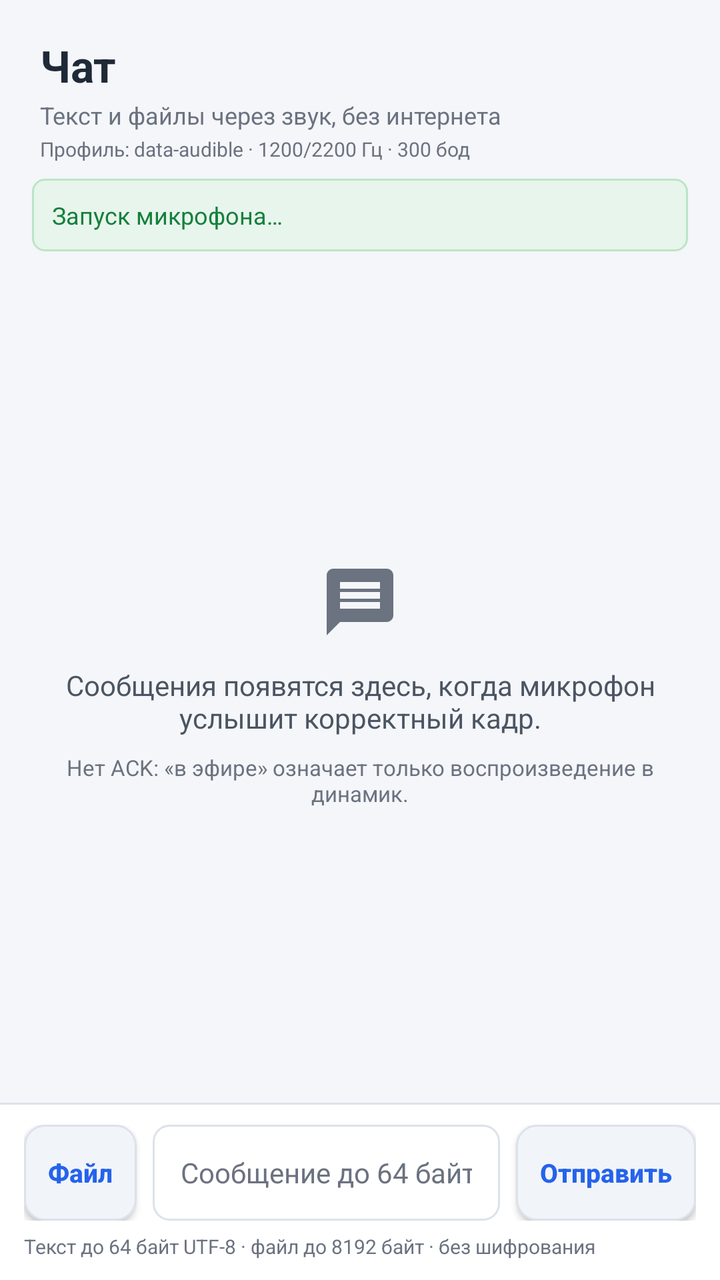
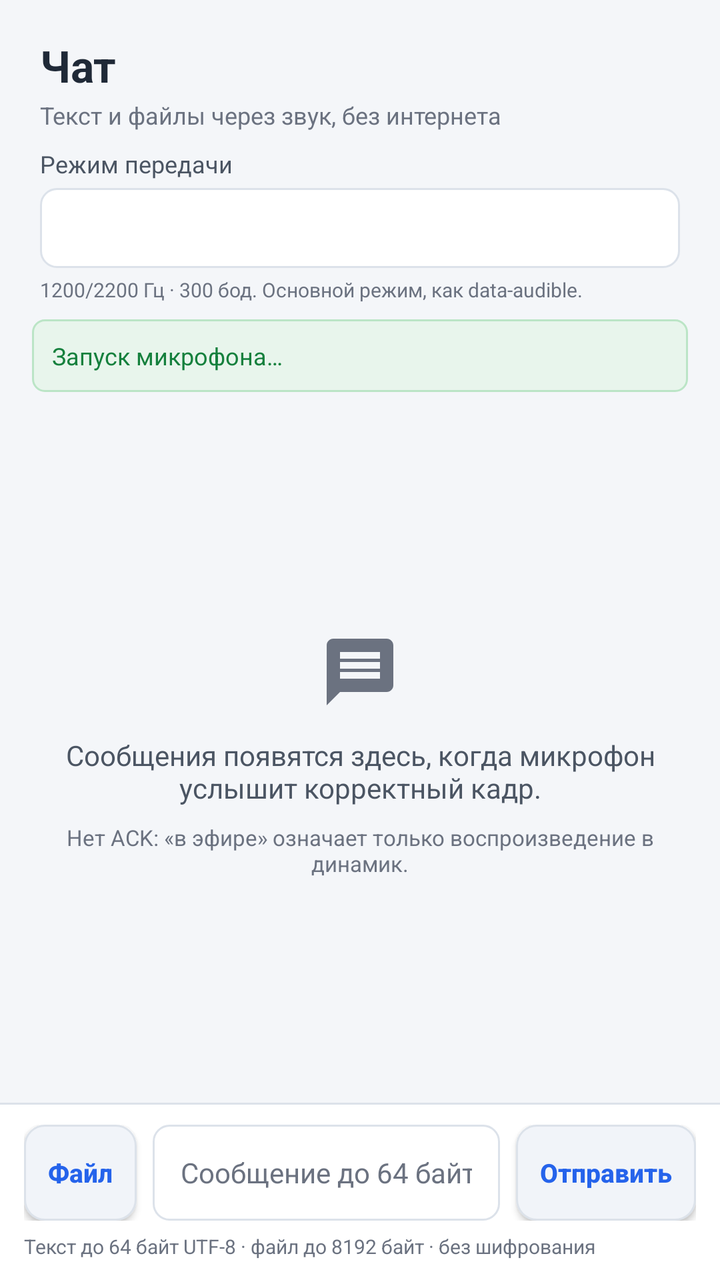

Two renders of the same Android screen: before a commit and after it. Below are the layout's source before the change and the commit's diff.
<!-- AndroidManifest.xml: application theme Theme.SilentNetwork -->
<!-- res/layout/fragment_messenger.xml -->
<?xml version="1.0" encoding="utf-8"?>
<LinearLayout xmlns:android="http://schemas.android.com/apk/res/android"
    android:layout_width="match_parent"
    android:layout_height="match_parent"
    android:background="@color/bg_canvas"
    android:orientation="vertical">

    <LinearLayout
        android:layout_width="match_parent"
        android:layout_height="wrap_content"
        android:orientation="vertical"
        android:paddingStart="20dp"
        android:paddingTop="18dp"
        android:paddingEnd="20dp"
        android:paddingBottom="8dp">

        <TextView
            android:layout_width="wrap_content"
            android:layout_height="wrap_content"
            android:text="@string/messenger_title"
            android:textColor="@color/text_primary"
            android:textSize="22sp"
            android:textStyle="bold" />

        <TextView
            android:layout_width="wrap_content"
            android:layout_height="wrap_content"
            android:layout_marginTop="2dp"
            android:text="@string/messenger_subtitle"
            android:textColor="@color/text_muted"
            android:textSize="12sp" />

        <TextView
            android:layout_width="wrap_content"
            android:layout_height="wrap_content"
            android:layout_marginTop="2dp"
            android:text="@string/messenger_profile_fixed"
            android:textColor="@color/text_muted"
            android:textSize="10sp" />
    </LinearLayout>

    <LinearLayout
        android:id="@+id/ll_chat_status"
        android:layout_width="match_parent"
        android:layout_height="wrap_content"
        android:layout_marginStart="16dp"
        android:layout_marginEnd="16dp"
        android:layout_marginBottom="8dp"
        android:background="@drawable/bg_badge_ready"
        android:gravity="center_vertical"
        android:orientation="horizontal"
        android:padding="10dp">

        <TextView
            android:id="@+id/tv_chat_status"
            android:layout_width="match_parent"
            android:layout_height="wrap_content"
            android:text="@string/messenger_status_starting"
            android:textColor="@color/accent_emerald"
            android:textSize="12sp" />
    </LinearLayout>

    <FrameLayout
        android:layout_width="match_parent"
        android:layout_height="0dp"
        android:layout_weight="1">

        <ScrollView
            android:id="@+id/scroll_messages"
            android:layout_width="match_parent"
            android:layout_height="match_parent"
            android:fillViewport="true"
            android:overScrollMode="ifContentScrolls">

            <LinearLayout
                android:id="@+id/ll_messages"
                android:layout_width="match_parent"
                android:layout_height="wrap_content"
                android:orientation="vertical"
                android:paddingStart="14dp"
                android:paddingTop="6dp"
                android:paddingEnd="14dp"
                android:paddingBottom="10dp" />
        </ScrollView>

        <LinearLayout
            android:id="@+id/ll_empty_state"
            android:layout_width="match_parent"
            android:layout_height="match_parent"
            android:gravity="center"
            android:orientation="vertical"
            android:padding="32dp">

            <ImageView
                android:layout_width="40dp"
                android:layout_height="40dp"
                android:contentDescription="@string/messenger_title"
                android:src="@drawable/ic_tab_chat"
                android:tint="@color/text_muted" />

            <TextView
                android:layout_width="wrap_content"
                android:layout_height="wrap_content"
                android:layout_marginTop="12dp"
                android:gravity="center"
                android:text="@string/messenger_empty_hint"
                android:textColor="@color/text_secondary"
                android:textSize="14sp" />

            <TextView
                android:layout_width="wrap_content"
                android:layout_height="wrap_content"
                android:layout_marginTop="8dp"
                android:gravity="center"
                android:text="@string/messenger_no_fake_delivery"
                android:textColor="@color/text_muted"
                android:textSize="11sp" />
        </LinearLayout>
    </FrameLayout>

    <LinearLayout
        android:id="@+id/ll_playback"
        android:layout_width="match_parent"
        android:layout_height="wrap_content"
        android:background="@color/bg_surface_elevated"
        android:gravity="center_vertical"
        android:orientation="horizontal"
        android:paddingStart="16dp"
        android:paddingTop="8dp"
        android:paddingEnd="12dp"
        android:paddingBottom="8dp"
        android:visibility="gone">

        <ProgressBar
            android:id="@+id/progress_playback"
            style="?android:attr/progressBarStyleHorizontal"
            android:layout_width="0dp"
            android:layout_height="wrap_content"
            android:layout_weight="1"
            android:max="100"
            android:progress="0" />

        <TextView
            android:id="@+id/tv_playback"
            android:layout_width="wrap_content"
            android:layout_height="wrap_content"
            android:layout_marginStart="10dp"
            android:text="@string/messenger_tx_playing"
            android:textColor="@color/text_secondary"
            android:textSize="11sp" />

        <Button
            android:id="@+id/btn_stop_playback"
            android:layout_width="wrap_content"
            android:layout_height="36dp"
            android:layout_marginStart="8dp"
            android:background="@drawable/bg_button_danger"
            android:minWidth="0dp"
            android:paddingStart="12dp"
            android:paddingEnd="12dp"
            android:text="@string/messenger_btn_stop"
            android:textAllCaps="false"
            android:textColor="@color/accent_rose"
            android:textSize="12sp" />
    </LinearLayout>

    <View
        android:layout_width="match_parent"
        android:layout_height="1dp"
        android:background="@color/bg_card_stroke" />

    <LinearLayout
        android:layout_width="match_parent"
        android:layout_height="wrap_content"
        android:background="@color/bg_surface"
        android:orientation="vertical"
        android:paddingStart="12dp"
        android:paddingTop="10dp"
        android:paddingEnd="12dp"
        android:paddingBottom="10dp">

        <LinearLayout
            android:layout_width="match_parent"
            android:layout_height="wrap_content"
            android:gravity="center_vertical"
            android:orientation="horizontal">

            <Button
                android:id="@+id/btn_attach_file"
                android:layout_width="wrap_content"
                android:layout_height="48dp"
                android:background="@drawable/bg_button_secondary"
                android:minWidth="0dp"
                android:paddingStart="12dp"
                android:paddingEnd="12dp"
                android:text="@string/messenger_btn_attach"
                android:textAllCaps="false"
                android:textColor="@color/accent_primary"
                android:textSize="13sp"
                android:textStyle="bold" />

            <EditText
                android:id="@+id/et_message_input"
                android:layout_width="0dp"
                android:layout_height="48dp"
                android:layout_marginStart="8dp"
                android:layout_weight="1"
                android:background="@drawable/bg_input_field"
                android:hint="@string/messenger_input_hint"
                android:importantForAutofill="no"
                android:imeOptions="actionSend"
                android:inputType="textCapSentences|textShortMessage"
                android:maxLength="64"
                android:paddingStart="14dp"
                android:paddingEnd="14dp"
                android:textColor="@color/text_primary"
                android:textColorHint="@color/text_muted"
                android:textSize="14sp" />

            <Button
                android:id="@+id/btn_send_message"
                android:layout_width="wrap_content"
                android:layout_height="48dp"
                android:layout_marginStart="8dp"
                android:background="@drawable/bg_button_secondary"
                android:minWidth="0dp"
                android:paddingStart="12dp"
                android:paddingEnd="12dp"
                android:text="@string/messenger_btn_send"
                android:textAllCaps="false"
                android:textColor="@color/accent_primary"
                android:textSize="13sp"
                android:textStyle="bold" />
        </LinearLayout>

        <TextView
            android:layout_width="wrap_content"
            android:layout_height="wrap_content"
            android:layout_marginTop="6dp"
            android:text="@string/messenger_hint_limits"
            android:textColor="@color/text_muted"
            android:textSize="10sp" />
    </LinearLayout>

</LinearLayout>
<!-- resources referenced by this layout -->
<resources>
  <color name="accent_emerald">#15803D</color>
  <color name="accent_primary">#2563EB</color>
  <color name="accent_rose">#B91C1C</color>
  <color name="bg_canvas">#F4F6F9</color>
  <color name="bg_card_stroke">#DCE2EA</color>
  <color name="bg_surface">#FFFFFF</color>
  <color name="bg_surface_elevated">#F8FAFC</color>
  <color name="text_muted">#6B7280</color>
  <color name="text_primary">#1F2937</color>
  <color name="text_secondary">#4B5563</color>
  <!-- drawable bg_badge_ready (drawable) -->
  <?xml version="1.0" encoding="utf-8"?>
  <shape xmlns:android="http://schemas.android.com/apk/res/android"
      android:shape="rectangle">
      <solid android:color="@color/bg_tint_success" />
      <corners android:radius="6dp" />
      <stroke
          android:width="1dp"
          android:color="#BBE5C6" />
  </shape>
  <!-- drawable bg_button_danger (drawable) -->
  <?xml version="1.0" encoding="utf-8"?>
  <ripple xmlns:android="http://schemas.android.com/apk/res/android"
      android:color="#33B91C1C">
      <item>
          <shape android:shape="rectangle">
              <solid android:color="@color/bg_tint_error" />
              <stroke
                  android:width="1dp"
                  android:color="#F3B4B4" />
              <corners android:radius="10dp" />
          </shape>
      </item>
  </ripple>
  <!-- drawable bg_button_secondary (drawable) -->
  <?xml version="1.0" encoding="utf-8"?>
  <ripple xmlns:android="http://schemas.android.com/apk/res/android"
      android:color="@color/accent_primary_glow">
      <item>
          <shape android:shape="rectangle">
              <solid android:color="@color/bg_neutral" />
              <stroke
                  android:width="1dp"
                  android:color="@color/bg_card_stroke" />
              <corners android:radius="10dp" />
          </shape>
      </item>
  </ripple>
  <!-- drawable bg_input_field (drawable) -->
  <?xml version="1.0" encoding="utf-8"?>
  <shape xmlns:android="http://schemas.android.com/apk/res/android"
      android:shape="rectangle">
      <solid android:color="@color/bg_surface" />
      <corners android:radius="8dp" />
      <stroke
          android:width="1dp"
          android:color="@color/bg_card_stroke" />
  </shape>
  <!-- drawable ic_tab_chat (drawable) -->
  <?xml version="1.0" encoding="utf-8"?>
  <vector xmlns:android="http://schemas.android.com/apk/res/android"
      android:width="24dp"
      android:height="24dp"
      android:viewportWidth="24"
      android:viewportHeight="24">
      <path
          android:fillColor="@color/accent_primary"
          android:pathData="M20,2L4,2c-1.1,0 -1.99,0.9 -1.99,2L2,22l4,-4h14c1.1,0 2,-0.9 2,-2L22,4c0,-1.1 -0.9,-2 -2,-2zM18,14L6,14v-2h12v2zM18,11L6,11L6,9h12v2zM18,8L6,8L6,6h12v2z" />
  </vector>
  <string name="messenger_btn_attach">Файл</string>
  <string name="messenger_btn_send">Отправить</string>
  <string name="messenger_btn_stop">Стоп</string>
  <string name="messenger_empty_hint">Сообщения появятся здесь, когда микрофон услышит корректный кадр.</string>
  <string name="messenger_hint_limits">Текст до 64 байт UTF-8 · файл до 8192 байт · без шифрования</string>
  <string name="messenger_input_hint">Сообщение до 64 байт UTF-8</string>
  <string name="messenger_no_fake_delivery">Нет ACK: «в эфире» означает только воспроизведение в динамик.</string>
  <string name="messenger_profile_fixed">Профиль: data-audible · 1200/2200 Гц · 300 бод</string>
  <string name="messenger_status_starting">Запуск микрофона…</string>
  <string name="messenger_subtitle">Текст и файлы через звук, без интернета</string>
  <string name="messenger_title">Чат</string>
  <string name="messenger_tx_playing">Передаётся в эфир…</string>
  <color name="bg_tint_success">#E8F5EC</color>
  <color name="bg_tint_error">#FDE8E8</color>
  <color name="accent_primary_glow">#1F2563EB</color>
  <color name="bg_neutral">#F1F4F9</color>
  <!-- unchanged entries left out for length: 1 -->
</resources>

<!-- the commit's change to res/layout/fragment_messenger.xml (unified diff, before → after) -->
@@ -33,8 +33,26 @@
         <TextView
             android:layout_width="wrap_content"
             android:layout_height="wrap_content"
-            android:layout_marginTop="2dp"
-            android:text="@string/messenger_profile_fixed"
+            android:layout_marginTop="8dp"
+            android:text="@string/messenger_mode_label"
+            android:textColor="@color/text_secondary"
+            android:textSize="12sp" />
+
+        <Spinner
+            android:id="@+id/spinner_chat_mode"
+            android:layout_width="match_parent"
+            android:layout_height="40dp"
+            android:layout_marginTop="4dp"
+            android:background="@drawable/bg_input_field"
+            android:paddingStart="10dp"
+            android:paddingEnd="10dp" />
+
+        <TextView
+            android:id="@+id/tv_chat_mode_hint"
+            android:layout_width="match_parent"
+            android:layout_height="wrap_content"
+            android:layout_marginTop="4dp"
+            android:text="@string/messenger_mode_normal_summary"
             android:textColor="@color/text_muted"
             android:textSize="10sp" />
     </LinearLayout>
<!-- resource entries referenced after the edit -->
@@ -75,8 +75,9 @@
   <string name="messenger_empty_hint">Сообщения появятся здесь, когда микрофон услышит корректный кадр.</string>
   <string name="messenger_hint_limits">Текст до 64 байт UTF-8 · файл до 8192 байт · без шифрования</string>
   <string name="messenger_input_hint">Сообщение до 64 байт UTF-8</string>
+  <string name="messenger_mode_label">Режим передачи</string>
+  <string name="messenger_mode_normal_summary">1200/2200 Гц · 300 бод. Основной режим, как data-audible.</string>
   <string name="messenger_no_fake_delivery">Нет ACK: «в эфире» означает только воспроизведение в динамик.</string>
-  <string name="messenger_profile_fixed">Профиль: data-audible · 1200/2200 Гц · 300 бод</string>
   <string name="messenger_status_starting">Запуск микрофона…</string>
   <string name="messenger_subtitle">Текст и файлы через звук, без интернета</string>
   <string name="messenger_title">Чат</string>
